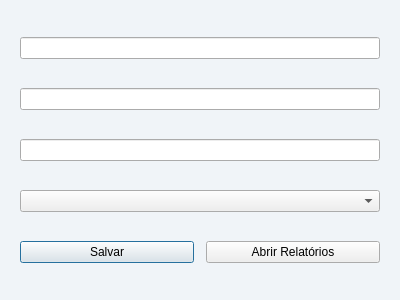
Qt form editar_aluno.ui (Samuenpd/SISPE) before a commit.
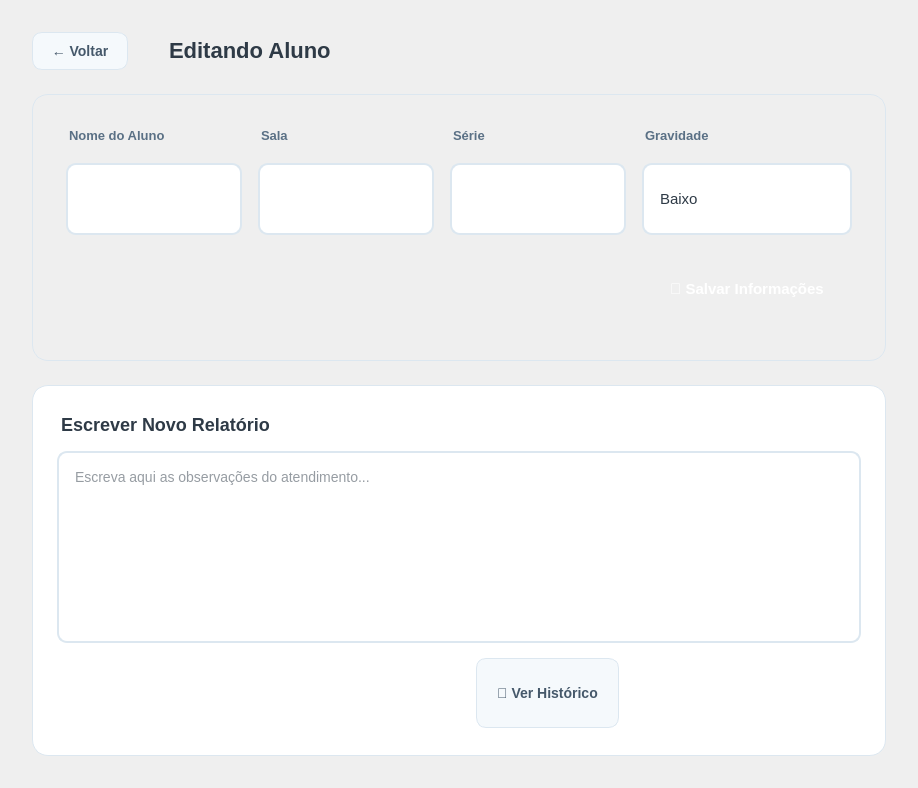
The same form after that commit.

Patch:
```diff
--- a/editar_aluno.ui
+++ b/editar_aluno.ui
@@ -1,62 +1,328 @@
 <?xml version="1.0" encoding="UTF-8"?>
 <ui version="4.0">
- <class>EditarAlunoDialog</class>
- <widget class="QDialog" name="EditarAlunoDialog">
-  <property name="windowTitle">
-   <string>Editar Aluno</string>
-  </property>
-  <property name="geometry">
-   <rect><x>0</x><y>0</y><width>400</width><height>300</height></rect>
-  </property>
+ <class>EditarAlunoScreen</class>
+ <widget class="QWidget" name="EditarAlunoScreen">
   <property name="styleSheet">
-   <string notr="true">QDialog { background: #f0f4f8; }</string>
+   <string notr="true">#EditarAlunoScreen { 
+     background: qlineargradient(x1:0, y1:0, x2:1, y2:1, 
+     stop:0 #EAF2F8, stop:1 #F6FAFC);
+     font-family: 'Segoe UI', 'Nunito Sans', -apple-system, BlinkMacSystemFont, sans-serif;
+   }</string>
   </property>
   <layout class="QVBoxLayout" name="verticalLayout">
-   <property name="spacing">
-    <number>12</number>
-   </property>
-   <property name="leftMargin">
-    <number>20</number>
-   </property>
-   <property name="topMargin">
-    <number>20</number>
-   </property>
-   <property name="rightMargin">
-    <number>20</number>
-   </property>
-   <property name="bottomMargin">
-    <number>20</number>
-   </property>
+   <property name="spacing"><number>24</number></property>
+   <property name="leftMargin"><number>32</number></property>
+   <property name="topMargin"><number>32</number></property>
+   <property name="rightMargin"><number>32</number></property>
+   <property name="bottomMargin"><number>32</number></property>
+
+   <!-- Barra de topo: título + voltar -->
    <item>
-    <widget class="QLineEdit" name="inputNome"/>
-   </item>
-   <item>
-    <widget class="QLineEdit" name="inputSala"/>
-   </item>
-   <item>
-    <widget class="QLineEdit" name="inputSerie"/>
-   </item>
-   <item>
-    <widget class="QComboBox" name="comboGravidade">
-     <item><string>baixo</string></item>
-     <item><string>medio</string></item>
-     <item><string>grave</string></item>
-    </widget>
-   </item>
-   <item>
-    <layout class="QHBoxLayout" name="horizontalLayoutBotoes">
+    <layout class="QHBoxLayout" name="horizontalLayoutTopo">
      <item>
-      <widget class="QPushButton" name="btnSalvar">
-       <property name="text"><string>Salvar</string></property>
+      <widget class="QPushButton" name="btnVoltar">
+       <property name="text"><string>← Voltar</string></property>
+       <property name="styleSheet">
+        <string notr="true">QPushButton {
+          background: #F5F9FC;
+          color: #45586A;
+          border: 1px solid #DCE7F0;
+          border-radius: 10px;
+          padding: 10px 18px;
+          font-size: 14px;
+          font-weight: 600;
+        }
+        QPushButton:hover { background: #EAF1F6; }</string>
+       </property>
       </widget>
      </item>
      <item>
-      <widget class="QPushButton" name="btnRelatorios">
-       <property name="text"><string>Abrir Relatórios</string></property>
+      <widget class="QLabel" name="labelTitulo">
+       <property name="text"><string>&lt;b&gt;Editando Aluno&lt;/b&gt;</string></property>
+       <property name="styleSheet">
+        <string notr="true">QLabel {
+          font-size: 22px;
+          color: #2E3A46;
+          padding-left: 12px;
+        }</string>
+       </property>
       </widget>
      </item>
+     <item>
+      <spacer name="spacerTopo">
+       <property name="orientation"><enum>Qt::Orientation::Horizontal</enum></property>
+       <property name="sizeHint" stdset="0"><size><width>40</width><height>20</height></size></property>
+      </spacer>
+     </item>
     </layout>
    </item>
+
+   <!-- Card: Informações do aluno -->
+   <item>
+    <widget class="QFrame" name="frameInfo">
+     <property name="styleSheet">
+      <string notr="true">#frameInfo {
+        background: qlineargradient(x1:0, y1:0, x2:1, y2:1, 
+        stop:0 #FFFFFF, stop:1 #F5F9FC);
+        border-radius: 16px;
+        border: 1px solid #DCE7F0;
+        padding: 24px;
+      }</string>
+     </property>
+     <layout class="QGridLayout" name="gridLayoutInfo">
+      <property name="spacing"><number>16</number></property>
+      <item row="0" column="0">
+       <widget class="QLabel" name="labelNome">
+        <property name="text"><string>&lt;b&gt;Nome do Aluno&lt;/b&gt;</string></property>
+        <property name="styleSheet"><string notr="true">QLabel { color: #5A7085; font-size: 13px; margin-bottom: 4px; }</string></property>
+       </widget>
+      </item>
+      <item row="0" column="1">
+       <widget class="QLabel" name="labelSala">
+        <property name="text"><string>&lt;b&gt;Sala&lt;/b&gt;</string></property>
+        <property name="styleSheet"><string notr="true">QLabel { color: #5A7085; font-size: 13px; margin-bottom: 4px; }</string></property>
+       </widget>
+      </item>
+      <item row="0" column="2">
+       <widget class="QLabel" name="labelSerie">
+        <property name="text"><string>&lt;b&gt;Série&lt;/b&gt;</string></property>
+        <property name="styleSheet"><string notr="true">QLabel { color: #5A7085; font-size: 13px; margin-bottom: 4px; }</string></property>
+       </widget>
+      </item>
+      <item row="0" column="3">
+       <widget class="QLabel" name="labelGravidade">
+        <property name="text"><string>&lt;b&gt;Gravidade&lt;/b&gt;</string></property>
+        <property name="styleSheet"><string notr="true">QLabel { color: #5A7085; font-size: 13px; margin-bottom: 4px; }</string></property>
+       </widget>
+      </item>
+      <item row="1" column="0">
+       <widget class="QLineEdit" name="inputNome">
+        <property name="styleSheet">
+         <string notr="true">QLineEdit {
+           border: 2px solid #DCE7F0;
+           border-radius: 10px;
+           padding: 12px 16px;
+           background-color: #FFFFFF;
+           color: #2E3A46;
+           font-size: 15px;
+           min-height: 44px;
+         }
+         QLineEdit:focus { border: 2px solid #5B84A6; background-color: #F5F9FC; }</string>
+        </property>
+       </widget>
+      </item>
+      <item row="1" column="1">
+       <widget class="QLineEdit" name="inputSala">
+        <property name="styleSheet">
+         <string notr="true">QLineEdit {
+           border: 2px solid #DCE7F0;
+           border-radius: 10px;
+           padding: 12px 16px;
+           background-color: #FFFFFF;
+           color: #2E3A46;
+           font-size: 15px;
+           min-height: 44px;
+         }
+         QLineEdit:focus { border: 2px solid #5B84A6; background-color: #F5F9FC; }</string>
+        </property>
+       </widget>
+      </item>
+      <item row="1" column="2">
+       <widget class="QLineEdit" name="inputSerie">
+        <property name="styleSheet">
+         <string notr="true">QLineEdit {
+           border: 2px solid #DCE7F0;
+           border-radius: 10px;
+           padding: 12px 16px;
+           background-color: #FFFFFF;
+           color: #2E3A46;
+           font-size: 15px;
+           min-height: 44px;
+         }
+         QLineEdit:focus { border: 2px solid #5B84A6; background-color: #F5F9FC; }</string>
+        </property>
+       </widget>
+      </item>
+      <item row="1" column="3">
+       <widget class="QComboBox" name="comboGravidade">
+        <property name="styleSheet">
+         <string notr="true">QComboBox {
+           padding: 12px 16px;
+           border-radius: 10px;
+           border: 2px solid #DCE7F0;
+           background-color: #FFFFFF;
+           color: #2E3A46;
+           font-size: 15px;
+           min-height: 44px;
+         }
+         QComboBox:focus { border: 2px solid #5B84A6; background-color: #F5F9FC; }
+         QComboBox::drop-down { border: none; width: 20px; }
+         QComboBox::down-arrow {
+           image: none;
+           border-left: 5px solid transparent;
+           border-right: 5px solid transparent;
+           border-top: 8px solid #7C93A3;
+         }
+         QComboBox QAbstractItemView {
+           border: 1px solid #DCE7F0;
+           border-radius: 8px;
+           background-color: white;
+           selection-background-color: #5B84A6;
+         }</string>
+        </property>
+        <item><property name="text"><string>Baixo</string></property></item>
+        <item><property name="text"><string>Médio</string></property></item>
+        <item><property name="text"><string>Grave</string></property></item>
+       </widget>
+      </item>
+      <item row="2" column="3" alignment="Qt::AlignRight">
+       <widget class="QPushButton" name="btnSalvar">
+        <property name="text"><string>💾 Salvar Informações</string></property>
+        <property name="styleSheet">
+         <string notr="true">QPushButton {
+           background: qlineargradient(x1:0, y1:0, x2:0, y2:1, 
+           stop:0 #5B84A6, stop:1 #3E5E79);
+           color: white;
+           border-radius: 12px;
+           padding: 14px 28px;
+           font-weight: 600;
+           font-size: 15px;
+           border: none;
+           min-height: 48px;
+         }
+         QPushButton:hover { 
+           background: qlineargradient(x1:0, y1:0, x2:0, y2:1, 
+           stop:0 #4C7191, stop:1 #2F4A60);
+         }
+         QPushButton:pressed { 
+           background: qlineargradient(x1:0, y1:0, x2:0, y2:1, 
+           stop:0 #3E5E79, stop:1 #2F4A60);
+         }</string>
+        </property>
+       </widget>
+      </item>
+     </layout>
+    </widget>
+   </item>
+
+   <!-- Card: Novo Relatório -->
+   <item>
+    <widget class="QFrame" name="frameRelatorio">
+     <property name="sizePolicy">
+      <sizepolicy hsizetype="Expanding" vsizetype="Expanding">
+       <horstretch>0</horstretch>
+       <verstretch>1</verstretch>
+      </sizepolicy>
+     </property>
+     <property name="styleSheet">
+      <string notr="true">#frameRelatorio {
+        background: white;
+        border-radius: 16px;
+        border: 1px solid #DCE7F0;
+      }</string>
+     </property>
+     <layout class="QVBoxLayout" name="layoutRelatorio">
+      <property name="spacing"><number>12</number></property>
+      <property name="leftMargin"><number>24</number></property>
+      <property name="topMargin"><number>24</number></property>
+      <property name="rightMargin"><number>24</number></property>
+      <property name="bottomMargin"><number>24</number></property>
+      <item>
+       <widget class="QLabel" name="labelNovoRelatorio">
+        <property name="text"><string>&lt;b&gt;Escrever Novo Relatório&lt;/b&gt;</string></property>
+        <property name="styleSheet"><string notr="true">QLabel { 
+          font-size: 18px; 
+          color: #2E3A46; 
+          padding: 4px 0px;
+        }</string></property>
+       </widget>
+      </item>
+      <item>
+       <widget class="QTextEdit" name="textNovoRelatorio">
+        <property name="sizePolicy">
+         <sizepolicy hsizetype="Expanding" vsizetype="Expanding">
+          <horstretch>0</horstretch>
+          <verstretch>1</verstretch>
+         </sizepolicy>
+        </property>
+        <property name="placeholderText"><string>Escreva aqui as observações do atendimento...</string></property>
+        <property name="styleSheet">
+         <string notr="true">QTextEdit {
+           border: 2px solid #DCE7F0;
+           border-radius: 10px;
+           padding: 12px;
+           background-color: #FFFFFF;
+           color: #2E3A46;
+           font-size: 14px;
+         }
+         QTextEdit:focus { border: 2px solid #5B84A6; }</string>
+        </property>
+       </widget>
+      </item>
+      <item>
+       <layout class="QHBoxLayout" name="horizontalLayoutBotoesRelatorio">
+        <item>
+         <widget class="QLabel" name="labelStatusPdf">
+          <property name="text"><string></string></property>
+          <property name="styleSheet"><string notr="true">QLabel { color: #7C93A3; font-size: 12px; }</string></property>
+          <property name="wordWrap"><bool>true</bool></property>
+         </widget>
+        </item>
+        <item>
+         <spacer name="spacerBotoes">
+          <property name="orientation"><enum>Qt::Orientation::Horizontal</enum></property>
+          <property name="sizeHint" stdset="0"><size><width>40</width><height>20</height></size></property>
+         </spacer>
+        </item>
+        <item>
+         <widget class="QPushButton" name="btnHistorico">
+          <property name="text"><string>📖 Ver Histórico</string></property>
+          <property name="styleSheet">
+           <string notr="true">QPushButton {
+             background: #F5F9FC;
+             color: #45586A;
+             border: 1px solid #DCE7F0;
+             border-radius: 10px;
+             padding: 12px 20px;
+             font-size: 14px;
+             font-weight: 600;
+             min-height: 44px;
+           }
+           QPushButton:hover { background: #EAF1F6; }</string>
+          </property>
+         </widget>
+        </item>
+        <item>
+         <widget class="QPushButton" name="btnSalvarRelatorio">
+          <property name="text"><string>💾 Salvar Relatório (PDF)</string></property>
+          <property name="styleSheet">
+           <string notr="true">QPushButton {
+             background: qlineargradient(x1:0, y1:0, x2:0, y2:1, 
+             stop:0 #6FA98C, stop:1 #4B7A64);
+             color: white;
+             border-radius: 12px;
+             padding: 14px 28px;
+             font-weight: 600;
+             font-size: 15px;
+             border: none;
+             min-height: 48px;
+           }
+           QPushButton:hover { 
+             background: qlineargradient(x1:0, y1:0, x2:0, y2:1, 
+             stop:0 #5C9179, stop:1 #3F6857);
+           }
+           QPushButton:pressed { 
+             background: qlineargradient(x1:0, y1:0, x2:0, y2:1, 
+             stop:0 #4B7A64, stop:1 #3F6857);
+           }</string>
+          </property>
+         </widget>
+        </item>
+       </layout>
+      </item>
+     </layout>
+    </widget>
+   </item>
   </layout>
  </widget>
 </ui>
```
Left out of the diff: 2 changed lines with no effect on the pictures.
